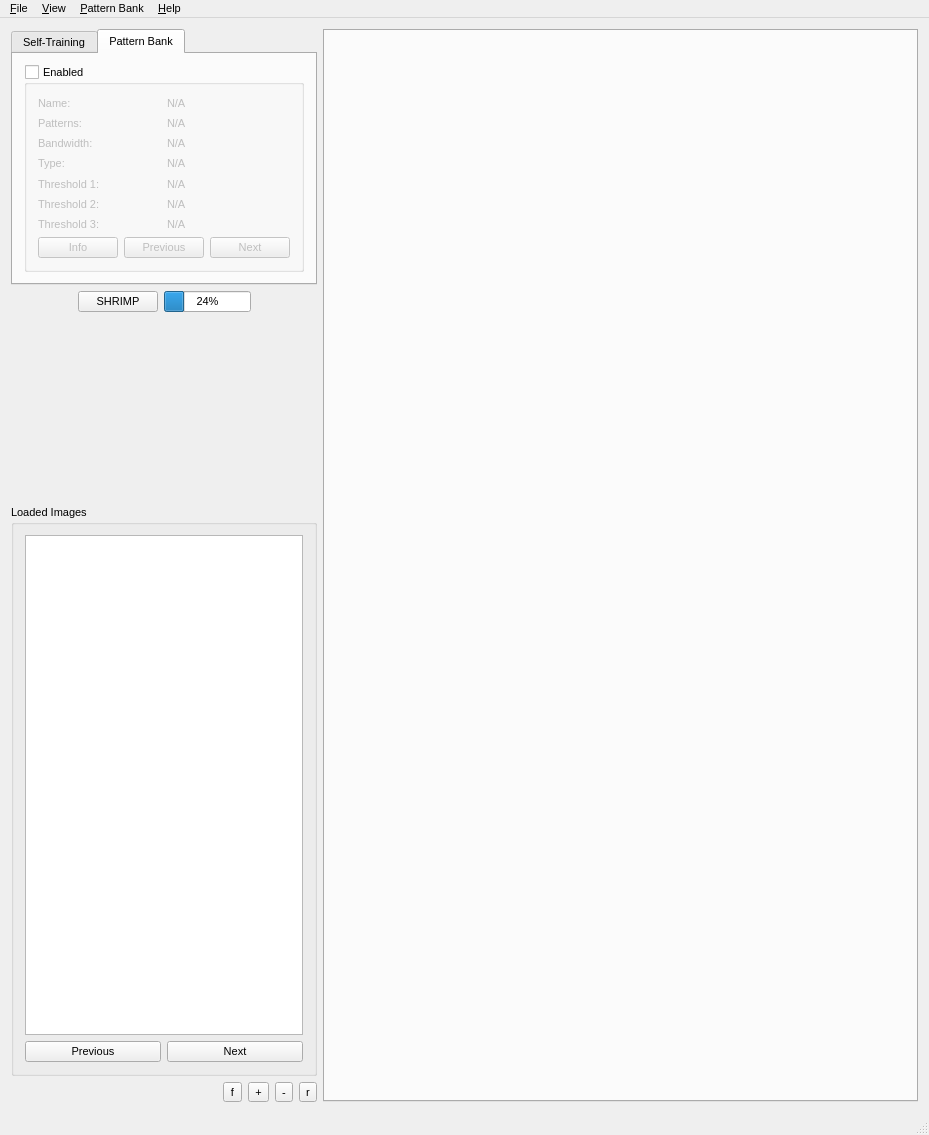
Old version of the form qshrimp.ui in the repository execnull/SHRIMPsim.
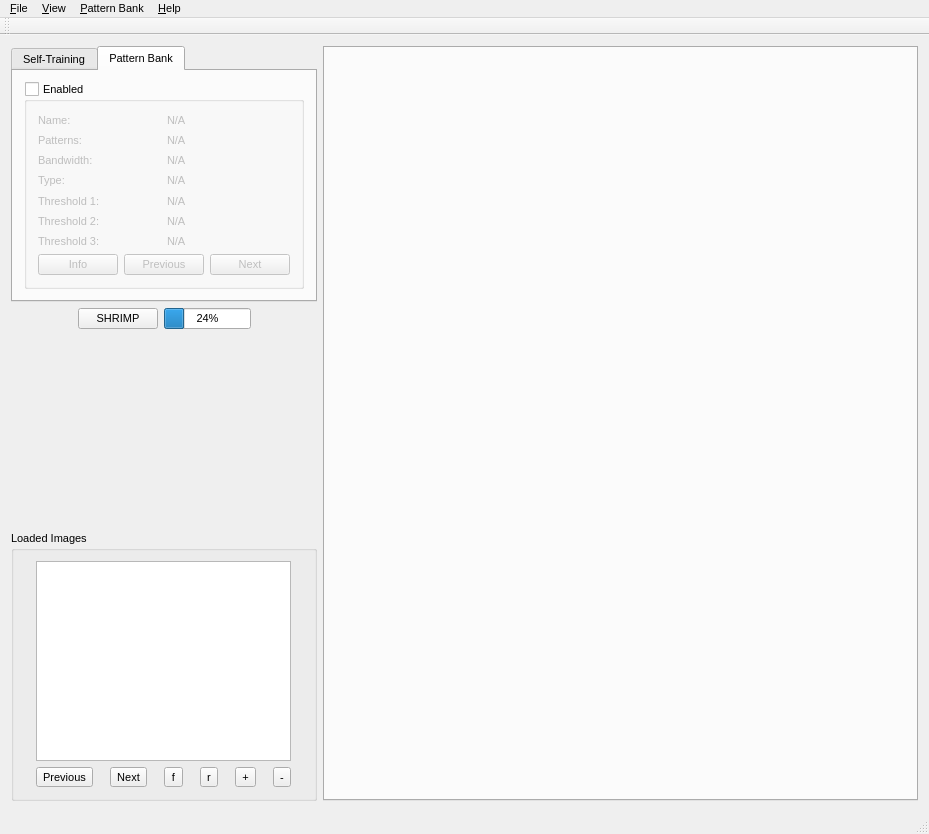
New version of the form.

Patch:
```diff
--- a/qshrimp.ui
+++ b/qshrimp.ui
@@ -7,7 +7,7 @@
     <x>0</x>
     <y>0</y>
     <width>929</width>
-    <height>1135</height>
+    <height>834</height>
    </rect>
   </property>
   <property name="font">
@@ -392,77 +392,63 @@
          <string>Loaded Images</string>
         </property>
         <layout class="QGridLayout" name="gridLayout_2">
-         <item row="0" column="0" colspan="2">
+         <item row="1" column="4">
+          <widget class="QToolButton" name="zoomInButton">
+           <property name="text">
+            <string>+</string>
+           </property>
+          </widget>
+         </item>
+         <item row="0" column="0" colspan="6">
           <widget class="QListView" name="imagesView">
            <property name="minimumSize">
             <size>
              <width>0</width>
-             <height>500</height>
+             <height>200</height>
             </size>
            </property>
           </widget>
          </item>
-         <item row="1" column="0">
-          <widget class="QPushButton" name="imagesPrevButton">
+         <item row="1" column="2">
+          <widget class="QToolButton" name="fitWindowButton">
            <property name="text">
-            <string>Previous</string>
+            <string>f</string>
+           </property>
+          </widget>
+         </item>
+         <item row="1" column="3">
+          <widget class="QToolButton" name="keepRatioButton">
+           <property name="text">
+            <string>r</string>
+           </property>
+          </widget>
+         </item>
+         <item row="1" column="5">
+          <widget class="QToolButton" name="zoomOutButton">
+           <property name="text">
+            <string>-</string>
            </property>
           </widget>
          </item>
          <item row="1" column="1">
-          <widget class="QPushButton" name="imagesNextButton">
+          <widget class="QToolButton" name="imagesNextButton">
            <property name="text">
             <string>Next</string>
            </property>
           </widget>
          </item>
+         <item row="1" column="0">
+          <widget class="QToolButton" name="imagesPrevButton">
+           <property name="text">
+            <string>Previous</string>
+           </property>
+          </widget>
+         </item>
         </layout>
        </widget>
       </item>
       <item>
-       <layout class="QHBoxLayout" name="horizontalLayout">
-        <item>
-         <spacer name="horizontalSpacer_4">
-          <property name="orientation">
-           <enum>Qt::Horizontal</enum>
-          </property>
-          <property name="sizeHint" stdset="0">
-           <size>
-            <width>40</width>
-            <height>20</height>
-           </size>
-          </property>
-         </spacer>
-        </item>
-        <item>
-         <widget class="QToolButton" name="fitWindowButton">
-          <property name="text">
-           <string>f</string>
-          </property>
-         </widget>
-        </item>
-        <item>
-         <widget class="QToolButton" name="zoomInButton">
-          <property name="text">
-           <string>+</string>
-          </property>
-         </widget>
-        </item>
-        <item>
-         <widget class="QToolButton" name="zoomOutButton">
-          <property name="text">
-           <string>-</string>
-          </property>
-         </widget>
-        </item>
-        <item>
-         <widget class="QToolButton" name="keepRatioButton">
-          <property name="text">
-           <string>r</string>
-          </property>
-         </widget>
-        </item>
-       </layout>
+       <layout class="QHBoxLayout" name="horizontalLayout"/>
       </item>
      </layout>
     </item>
@@ -515,6 +501,17 @@
    <addaction name="menuQuit"/>
   </widget>
   <widget class="QStatusBar" name="statusBar"/>
+  <widget class="QToolBar" name="toolBar">
+   <property name="windowTitle">
+    <string>toolBar</string>
+   </property>
+   <attribute name="toolBarArea">
+    <enum>TopToolBarArea</enum>
+   </attribute>
+   <attribute name="toolBarBreak">
+    <bool>false</bool>
+   </attribute>
+  </widget>
   <action name="action_About">
    <property name="text">
     <string>&amp;About</string>
```
Left out of the diff: 2 changed lines with no effect on the pictures.
